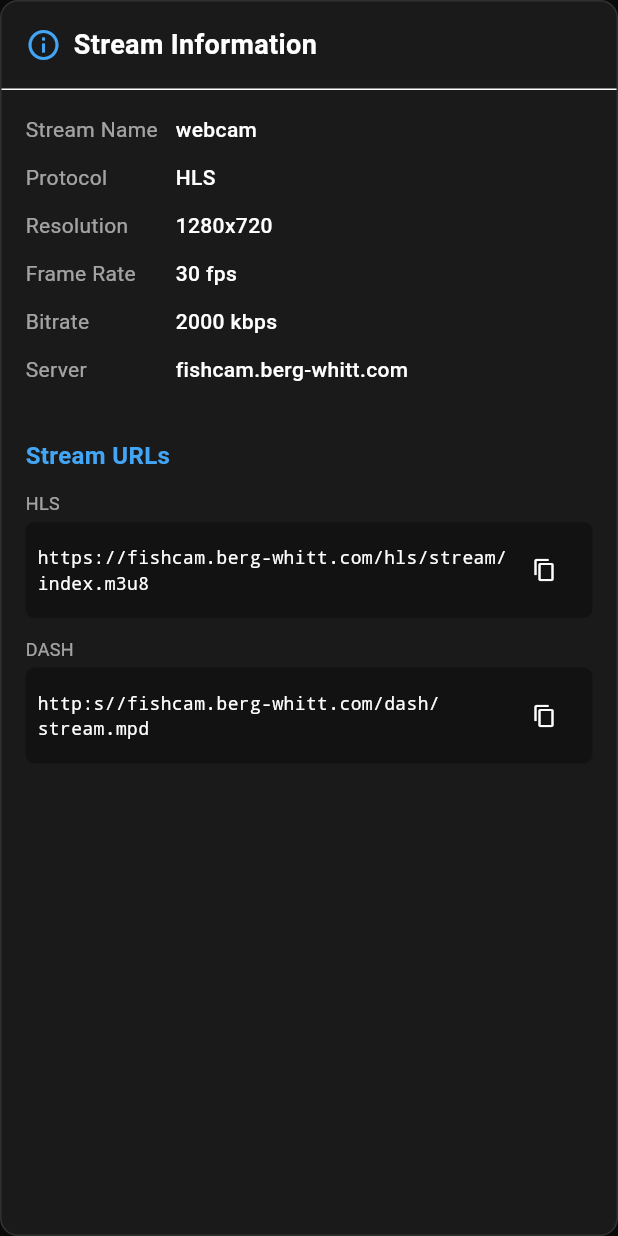
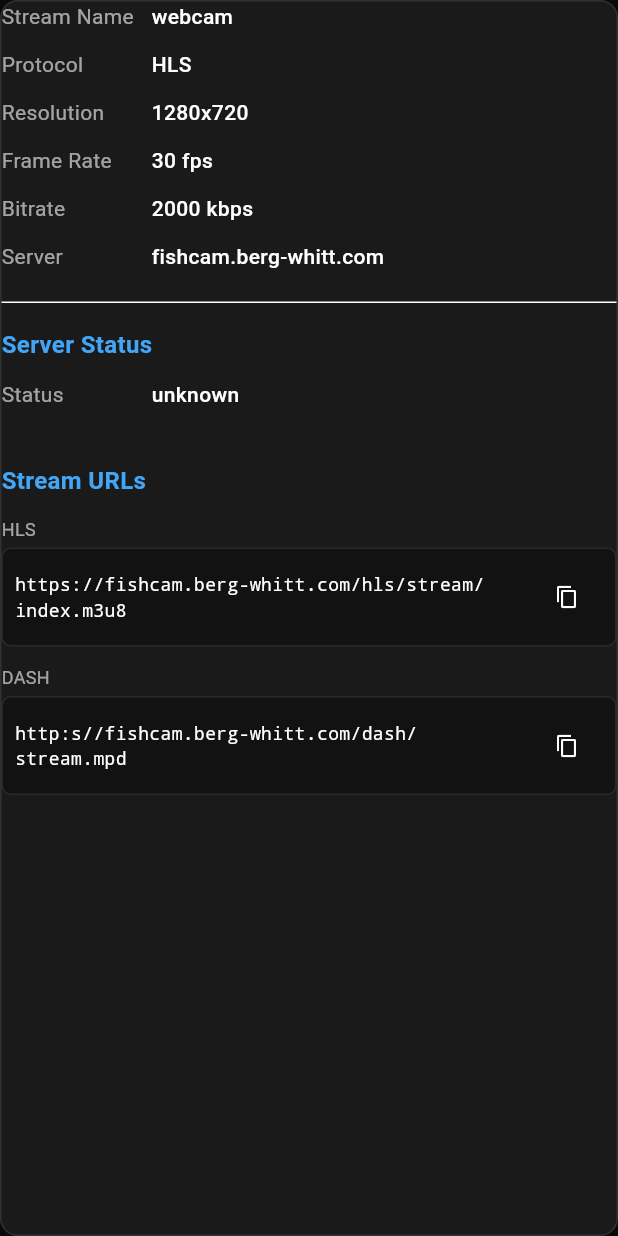
Before and after one commit to danny-berg-whitt/webcam_streamer, a Flutter app: the StreamInfoPanel widget shown alone on an empty page, opened directly with empty values, on a phone screen of 412 x 824 dp. Run offline on Flutter 3.47's test engine with Material 3 defaults, Android fonts, the phone set to English and light mode, and no system bars; our stand-ins replace video_player; network calls fail.

Commit message:
fix stream stats

```diff
--- a/lib/services/stream_service.dart
+++ b/lib/services/stream_service.dart
@@ -31,14 +31,58 @@ class StreamService {
 
       if (response.statusCode == 200) {
         // Parse XML response from nginx-rtmp stat page
-        // This is a simplified version
-        return {
+        final xmlContent = response.body;
+
+        // Extract key information using simple string parsing
+        // For production, consider using an XML parser package
+        final stats = <String, dynamic>{
           'status': 'online',
           'timestamp': DateTime.now().toIso8601String(),
         };
+
+        // Extract nginx version
+        final nginxVersionMatch = RegExp(r'<nginx_version>(.*?)</nginx_version>').firstMatch(xmlContent);
+        if (nginxVersionMatch != null) {
+          stats['nginx_version'] = nginxVersionMatch.group(1);
+        }
+
+        // Extract rtmp version
+        final rtmpVersionMatch = RegExp(r'<nginx_rtmp_version>(.*?)</nginx_rtmp_version>').firstMatch(xmlContent);
+        if (rtmpVersionMatch != null) {
+          stats['rtmp_version'] = rtmpVersionMatch.group(1);
+        }
+
+        // Extract uptime
+        final uptimeMatch = RegExp(r'<uptime>(.*?)</uptime>').firstMatch(xmlContent);
+        if (uptimeMatch != null) {
+          final uptimeSeconds = int.tryParse(uptimeMatch.group(1) ?? '0') ?? 0;
+          stats['uptime'] = _formatUptime(uptimeSeconds);
+          stats['uptime_seconds'] = uptimeSeconds;
+        }
+
+        // Extract number of clients
+        final clientsMatch = RegExp(r'<nclients>(.*?)</nclients>').firstMatch(xmlContent);
+        if (clientsMatch != null) {
+          stats['clients'] = int.tryParse(clientsMatch.group(1) ?? '0') ?? 0;
+        }
+
+        // Extract bandwidth
+        final bwInMatch = RegExp(r'<bw_in>(.*?)</bw_in>').firstMatch(xmlContent);
+        if (bwInMatch != null) {
+          final bwIn = int.tryParse(bwInMatch.group(1) ?? '0') ?? 0;
+          stats['bandwidth_in'] = _formatBandwidth(bwIn);
+        }
+
+        final bwOutMatch = RegExp(r'<bw_out>(.*?)</bw_out>').firstMatch(xmlContent);
+        if (bwOutMatch != null) {
+          final bwOut = int.tryParse(bwOutMatch.group(1) ?? '0') ?? 0;
+          stats['bandwidth_out'] = _formatBandwidth(bwOut);
+        }
+
+        return stats;
       }
     } catch (e) {
-      // Return default stats on error
+      print('Error fetching stream stats: $e');
     }
 
     return {
@@ -46,4 +90,34 @@ class StreamService {
       'timestamp': DateTime.now().toIso8601String(),
     };
   }
+
+  String _formatUptime(int seconds) {
+    final duration = Duration(seconds: seconds);
+    final days = duration.inDays;
+    final hours = duration.inHours % 24;
+    final minutes = duration.inMinutes % 60;
+
+    if (days > 0) {
+      return '${days}d ${hours}h ${minutes}m';
+    } else if (hours > 0) {
+      return '${hours}h ${minutes}m';
+    } else {
+      return '${minutes}m';
+    }
+  }
+
+  String _formatBandwidth(int bytesPerSecond) {
+    if (bytesPerSecond == 0) return '0 B/s';
+
+    const units = ['B/s', 'KB/s', 'MB/s', 'GB/s'];
+    int unitIndex = 0;
+    double value = bytesPerSecond.toDouble();
+
+    while (value >= 1024 && unitIndex < units.length - 1) {
+      value /= 1024;
+      unitIndex++;
+    }
+
+    return '${value.toStringAsFixed(2)} ${units[unitIndex]}';
+  }
 }
--- a/lib/widgets/stream_info_panel.dart
+++ b/lib/widgets/stream_info_panel.dart
@@ -1,5 +1,6 @@
 // lib/widgets/stream_info_panel.dart
 import 'package:flutter/material.dart';
+import 'package:flutter/services.dart';
 import '../services/stream_service.dart';
 import 'dart:async';
 
@@ -17,6 +18,7 @@ class StreamInfoPanel extends StatefulWidget {
 
 class _StreamInfoPanelState extends State<StreamInfoPanel> {
   Timer? _updateTimer;
+  Map<String, dynamic> _streamStats = {};
 
   @override
   void initState() {
@@ -30,9 +32,11 @@ class _StreamInfoPanelState extends State<StreamInfoPanel> {
 
   Future<void> _updateStreamInfo() async {
     try {
-      await widget.streamService.getStreamStats();
+      final stats = await widget.streamService.getStreamStats();
       if (mounted) {
-        setState(() {});
+        setState(() {
+          _streamStats = stats;
+        });
       }
     } catch (e) {
       // Handle error silently
@@ -56,32 +60,9 @@ class _StreamInfoPanelState extends State<StreamInfoPanel> {
           color: Colors.white.withOpacity(0.1),
         ),
       ),
+// Updated _buildInfoItems section in StreamInfoPanel
       child: Column(
         crossAxisAlignment: CrossAxisAlignment.start,
-        children: [
-          Padding(
-            padding: const EdgeInsets.all(16),
-            child: Row(
-              children: [
-                Icon(
-                  Icons.info_outline,
-                  color: Theme.of(context).colorScheme.primary,
-                ),
-                const SizedBox(width: 8),
-                const Text(
-                  'Stream Information',
-                  style: TextStyle(
-                    fontSize: 18,
-                    fontWeight: FontWeight.bold,
-                  ),
-                ),
-              ],
-            ),
-          ),
-          const Divider(height: 1),
-          Expanded(
-            child: ListView(
-              padding: const EdgeInsets.all(16),
         children: [
           _buildInfoItem('Stream Name', 'webcam'),
           _buildInfoItem('Protocol', 'HLS'),
@@ -92,6 +73,54 @@ class _StreamInfoPanelState extends State<StreamInfoPanel> {
             'Server',
             widget.streamService.serverAddress,
           ),
+          const SizedBox(height: 8),
+          const Divider(height: 1),
+          const SizedBox(height: 8),
+          _buildSectionTitle('Server Status'),
+          if (_streamStats.isNotEmpty) ...[
+            _buildInfoItem(
+              'Status',
+              _streamStats['status'] ?? 'unknown',
+            ),
+            if (_streamStats['nginx_version'] != null)
+              _buildInfoItem(
+                'Nginx Version',
+                _streamStats['nginx_version'],
+              ),
+            if (_streamStats['rtmp_version'] != null)
+              _buildInfoItem(
+                'RTMP Version',
+                _streamStats['rtmp_version'],
+              ),
+            if (_streamStats['uptime'] != null)
+              _buildInfoItem(
+                'Uptime',
+                _streamStats['uptime'],
+              ),
+            if (_streamStats['clients'] != null)
+              _buildInfoItem(
+                'Active Clients',
+                _streamStats['clients'].toString(),
+              ),
+            if (_streamStats['bandwidth_in'] != null)
+              _buildInfoItem(
+                'Bandwidth In',
+                _streamStats['bandwidth_in'],
+              ),
+            if (_streamStats['bandwidth_out'] != null)
+              _buildInfoItem(
+                'Bandwidth Out',
+                _streamStats['bandwidth_out'],
+              ),
+          ] else ...[
+            const Padding(
+              padding: EdgeInsets.symmetric(vertical: 8),
+              child: Text(
+                'Loading server statistics...',
+                style: TextStyle(fontStyle: FontStyle.italic),
+              ),
+            ),
+          ],
           const SizedBox(height: 16),
           _buildSectionTitle('Stream URLs'),
           _buildCopyableUrl(
@@ -101,9 +130,6 @@ class _StreamInfoPanelState extends State<StreamInfoPanel> {
           _buildCopyableUrl(
             'DASH',
             widget.streamService.dashStreamUrl,
-                ),
-              ],
-            ),
           ),
         ],
       ),
@@ -175,30 +201,36 @@ class _StreamInfoPanelState extends State<StreamInfoPanel> {
               // ignore: deprecated_member_use
               color: Colors.black.withOpacity(0.3),
               borderRadius: BorderRadius.circular(6),
+              border: Border.all(
+                // ignore: deprecated_member_use
+                color: Colors.white.withOpacity(0.1),
+              ),
             ),
             child: Row(
               children: [
                 Expanded(
-                  child: Text(
+                  child: SelectableText(
                     url,
                     style: const TextStyle(
                       fontSize: 12,
                       fontFamily: 'monospace',
                     ),
-                    maxLines: 2,
-                    overflow: TextOverflow.ellipsis,
                   ),
                 ),
                 IconButton(
                   icon: const Icon(Icons.copy, size: 16),
-                  onPressed: () {
-                    // Copy to clipboard functionality
+                  onPressed: () async {
+                    await Clipboard.setData(ClipboardData(text: url));
+                    if (mounted) {
                       ScaffoldMessenger.of(context).showSnackBar(
-                      const SnackBar(
-                        content: Text('URL copied to clipboard'),
-                        duration: Duration(seconds: 2),
+                        SnackBar(
+                          content: Text('$label URL copied to clipboard'),
+                          duration: const Duration(seconds: 2),
+                          behavior: SnackBarBehavior.floating,
+                          width: 300,
                         ),
                       );
+                    }
                   },
                   tooltip: 'Copy URL',
                 ),
```
Lines whose indentation alone changed are shown as unchanged.
